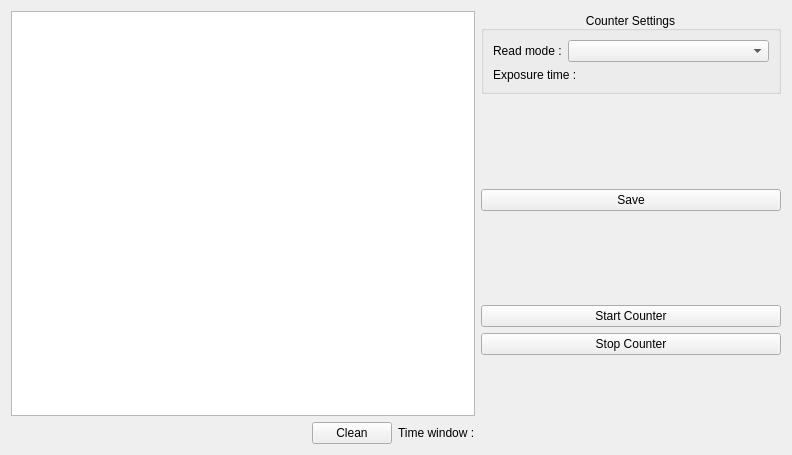
First picture: the form in gui/new_spectrometer/ui_alignement_tab.ui, repository Montpellier-S2QT/qudi, before the edit.
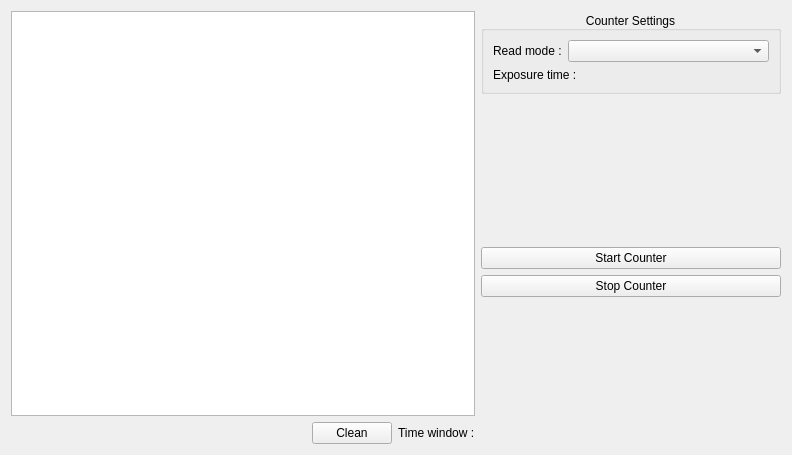
Second picture: the form after the edit. Custom widgets are drawn as their Qt base class.

Commit message: spectrometer GUI well advanced

```diff
--- a/gui/new_spectrometer/ui_alignement_tab.ui
+++ b/gui/new_spectrometer/ui_alignement_tab.ui
@@ -123,32 +123,6 @@
            </layout>
           </widget>
          </item>
-         <item>
-          <spacer name="verticalSpacer_2">
-           <property name="orientation">
-            <enum>Qt::Vertical</enum>
-           </property>
-           <property name="sizeHint" stdset="0">
-            <size>
-             <width>20</width>
-             <height>40</height>
-            </size>
-           </property>
-          </spacer>
-         </item>
-         <item>
-          <widget class="QPushButton" name="save">
-           <property name="maximumSize">
-            <size>
-             <width>300</width>
-             <height>16777215</height>
-            </size>
-           </property>
-           <property name="text">
-            <string>Save</string>
-           </property>
-          </widget>
-         </item>
          <item>
           <spacer name="verticalSpacer">
            <property name="orientation">
```
The commit also changes 5 other files.
